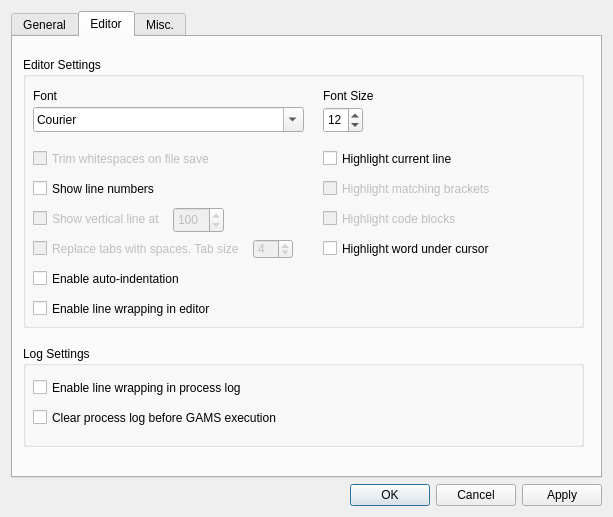
This is src/settingsdialog.ui in GAMS-dev/studio as Qt 5 draws it before an edit. The edited form follows.
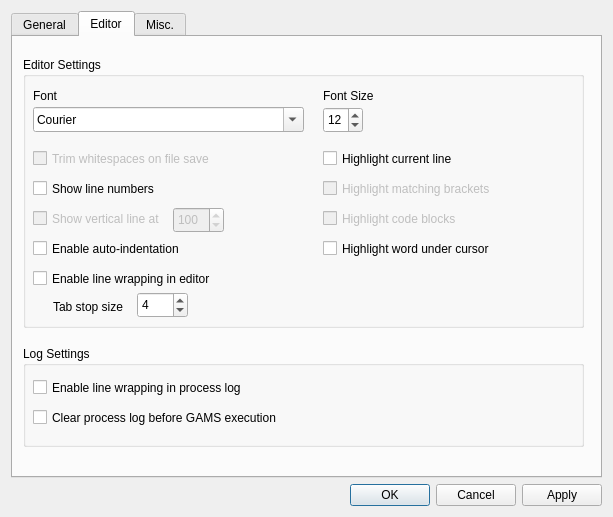
This is the edited form. The open tabs and pages were chosen to show the change.

Commit message:
added tab size option
removed dead code

Patch:
```diff
--- a/src/settingsdialog.ui
+++ b/src/settingsdialog.ui
@@ -427,35 +427,16 @@
          <bool>true</bool>
         </property>
        </widget>
-       <widget class="QCheckBox" name="cb_replacetabs">
-        <property name="enabled">
-         <bool>false</bool>
-        </property>
-        <property name="geometry">
-         <rect>
-          <x>10</x>
-          <y>183</y>
-          <width>231</width>
-          <height>17</height>
-         </rect>
-        </property>
-        <property name="text">
-         <string>Replace tabs with spaces. Tab size</string>
-        </property>
-        <property name="checkable">
-         <bool>true</bool>
-        </property>
-       </widget>
        <widget class="QSpinBox" name="sb_tabsize">
         <property name="enabled">
-         <bool>false</bool>
+         <bool>true</bool>
         </property>
         <property name="geometry">
          <rect>
-          <x>230</x>
-          <y>182</y>
-          <width>40</width>
-          <height>20</height>
+          <x>114</x>
+          <y>235</y>
+          <width>51</width>
+          <height>26</height>
          </rect>
         </property>
         <property name="minimum">
@@ -475,7 +456,7 @@
         <property name="geometry">
          <rect>
           <x>10</x>
-          <y>210</y>
+          <y>180</y>
           <width>271</width>
           <height>23</height>
          </rect>
@@ -497,7 +478,7 @@
         <property name="geometry">
          <rect>
           <x>10</x>
-          <y>240</y>
+          <y>210</y>
           <width>271</width>
           <height>23</height>
          </rect>
@@ -531,6 +512,19 @@
          <bool>true</bool>
         </property>
        </widget>
+       <widget class="QLabel" name="label_tabsize">
+        <property name="geometry">
+         <rect>
+          <x>30</x>
+          <y>240</y>
+          <width>111</width>
+          <height>20</height>
+         </rect>
+        </property>
+        <property name="text">
+         <string>Tab stop size</string>
+        </property>
+       </widget>
       </widget>
       <widget class="QGroupBox" name="groupBox">
        <property name="geometry">
```
Left out of the diff: 2 changed lines with no effect on the pictures. The commit also changes 4 other files.
